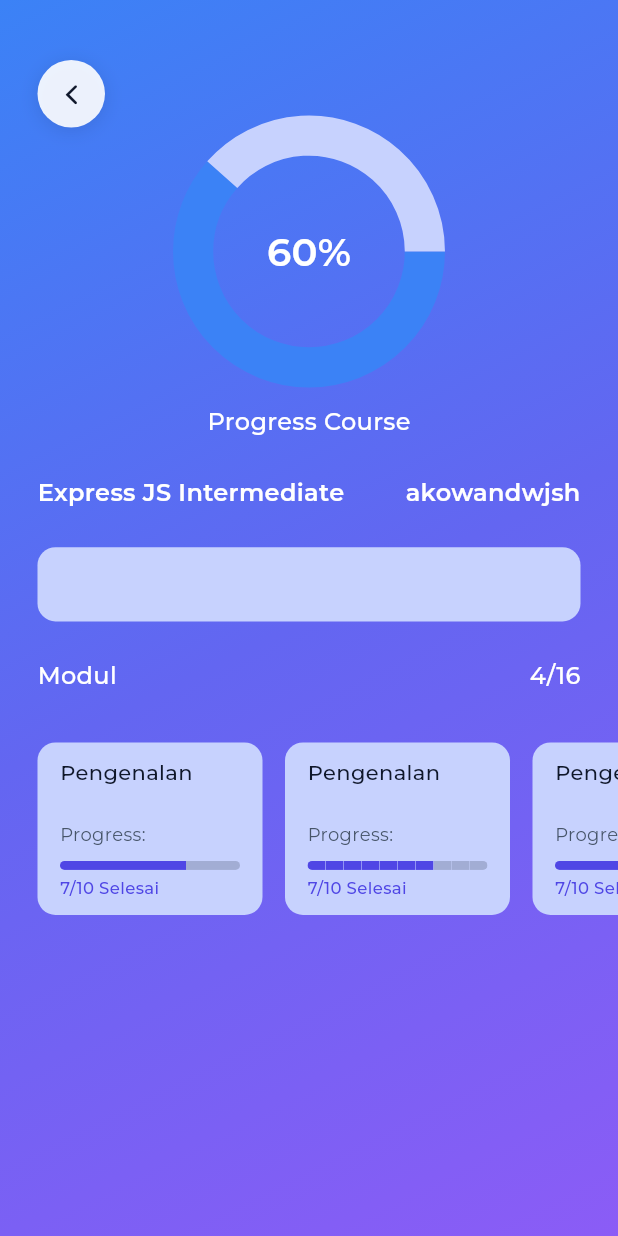
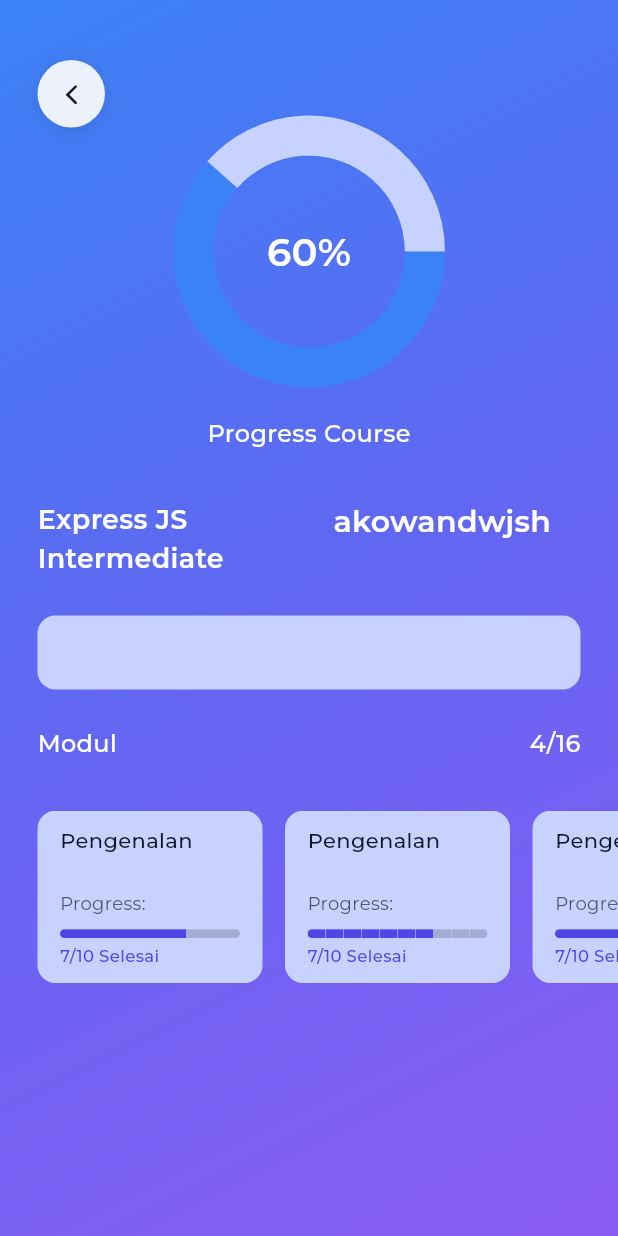
Before and after one commit to iqbalbayuaji/Karirvana, a Flutter app: the CourseUserView screen opened by its route, on a phone screen of 412 x 824 dp. Run offline on Flutter 3.47's test engine with Material 3 defaults, Android fonts, the phone set to English and light mode, and no system bars; drawn by our look-alikes of pie_chart, step_progress_indicator; our stand-ins replace carousel_slider, firebase_auth, firebase_core, get, smooth_page_indicator; accounts and stored records are empty.

Commit message:
[~] Add course_store_main Page

```diff
--- /dev/null
+++ b/lib/app/modules/course_store_main/bindings/course_store_main_binding.dart
@@ -0,0 +1,12 @@
+import 'package:get/get.dart';
+
+import '../controllers/course_store_main_controller.dart';
+
+class CourseStoreMainBinding extends Bindings {
+  @override
+  void dependencies() {
+    Get.lazyPut<CourseStoreMainController>(
+      () => CourseStoreMainController(),
+    );
+  }
+}
--- a/lib/app/modules/learning/controllers/learning_controller.dart
+++ b/lib/app/modules/course_store_main/controllers/course_store_main_controller.dart
@@ -1,7 +1,7 @@
 import 'package:get/get.dart';
 
-class LearningController extends GetxController {
-  //TODO: Implement LearningController
+class CourseStoreMainController extends GetxController {
+  //TODO: Implement CourseStoreMainController
 
   final count = 0.obs;
   @override
--- a/lib/app/modules/course_user/views/course_user_view.dart
+++ b/lib/app/modules/course_user/views/course_user_view.dart
@@ -73,7 +73,7 @@ class CourseUserView extends GetView<CourseUserController> {
                             Color(0xFFC7D2FE),
                           ],
                         ),
-                        SizedBox(height: screenHeight * 0.02),
+                        SizedBox(height: screenHeight * 0.03),
                         Text(
                           "Progress Course",
                           style: TextStyle(
@@ -83,31 +83,34 @@ class CourseUserView extends GetView<CourseUserController> {
                             color: AppColors.textOnPrimary,
                           ),
                         ),
-                        SizedBox(height: screenHeight * 0.03),
+                        SizedBox(height: screenHeight * 0.04),
                         Row(
                           mainAxisAlignment: MainAxisAlignment.spaceBetween,
                           crossAxisAlignment: CrossAxisAlignment.start,
                           children: [
                             SizedBox(
-                              width: screenWidth * 0.50,
+                              width: screenWidth * 0.40,
                               child: Text(
                                 "Express JS Intermediate",
                                 style: TextStyle(
                                   fontFamily: "Montserrat",
                                   fontWeight: FontWeight.w600,
-                                  fontSize: 16,
+                                  fontSize: 18,
                                   color: AppColors.textOnPrimary,
                                 ),
                                 maxLines: 2,
                               ),
                             ),
-                            Text(
-                              "akowandwjsh",
-                              style: TextStyle(
-                                fontFamily: "Montserrat",
-                                fontWeight: FontWeight.w600,
-                                fontSize: 16,
-                                color: AppColors.textOnPrimary,
+                            SizedBox(
+                              width: screenWidth * 0.40,
+                              child: Text(
+                                "akowandwjsh",
+                                style: TextStyle(
+                                  fontFamily: "Montserrat",
+                                  fontWeight: FontWeight.w600,
+                                  fontSize: 20,
+                                  color: AppColors.textOnPrimary,
+                                ),
                               ),
                             ),
                           ],
--- a/lib/app/modules/learning/bindings/learning_binding.dart
+++ /dev/null
@@ -1,12 +0,0 @@
-import 'package:get/get.dart';
-
-import '../controllers/learning_controller.dart';
-
-class LearningBinding extends Bindings {
-  @override
-  void dependencies() {
-    Get.lazyPut<LearningController>(
-      () => LearningController(),
-    );
-  }
-}
--- a/lib/app/routes/app_pages.dart
+++ b/lib/app/routes/app_pages.dart
@@ -2,12 +2,12 @@ import 'package:get/get.dart';
 
 import '../modules/course_store/bindings/course_store_binding.dart';
 import '../modules/course_store/views/course_store_view.dart';
+import '../modules/course_store_main/bindings/course_store_main_binding.dart';
+import '../modules/course_store_main/views/course_store_main_view.dart';
 import '../modules/course_user/bindings/course_user_binding.dart';
 import '../modules/course_user/views/course_user_view.dart';
 import '../modules/homepage/bindings/homepage_binding.dart';
 import '../modules/homepage/views/homepage_view.dart';
-import '../modules/learning/bindings/learning_binding.dart';
-import '../modules/learning/views/learning_view.dart';
 import '../modules/login/bindings/login_binding.dart';
 import '../modules/login/views/login_view.dart';
 import '../modules/register/bindings/register_binding.dart';
@@ -25,11 +25,6 @@ class AppPages {
       name: _Paths.HOMEPAGE,
       page: () => const HomepageView(),
       binding: HomepageBinding(),
-    ),
-    GetPage(
-      name: _Paths.LEARNING,
-      page: () => const LearningView(),
-      binding: LearningBinding(),
     ),
     GetPage(
       name: _Paths.LOGIN,
@@ -51,5 +46,10 @@ class AppPages {
       page: () => const CourseUserView(),
       binding: CourseUserBinding(),
     ),
+    GetPage(
+      name: _Paths.COURSE_STORE_MAIN,
+      page: () => const CourseStoreMainView(),
+      binding: CourseStoreMainBinding(),
+    ),
   ];
 }
--- a/lib/app/routes/app_routes.dart
+++ b/lib/app/routes/app_routes.dart
@@ -4,19 +4,19 @@ part of 'app_pages.dart';
 abstract class Routes {
   Routes._();
   static const HOMEPAGE = _Paths.HOMEPAGE;
-  static const LEARNING = _Paths.LEARNING;
   static const LOGIN = _Paths.LOGIN;
   static const REGISTER = _Paths.REGISTER;
   static const COURSE_STORE = _Paths.COURSE_STORE;
   static const COURSE_USER = _Paths.COURSE_USER;
+  static const COURSE_STORE_MAIN = _Paths.COURSE_STORE_MAIN;
 }
 
 abstract class _Paths {
   _Paths._();
   static const HOMEPAGE = '/homepage';
-  static const LEARNING = '/learning';
   static const LOGIN = '/login';
   static const REGISTER = '/register';
   static const COURSE_STORE = '/course-store';
   static const COURSE_USER = '/course-user';
+  static const COURSE_STORE_MAIN = '/course-store-main';
 }
```
Also changed, not shown: lib/app/modules/course_store_main/views/course_store_main_view.dart (renamed from lib/app/modules/learning/views/learning_view.dart, +5 -5 lines).
